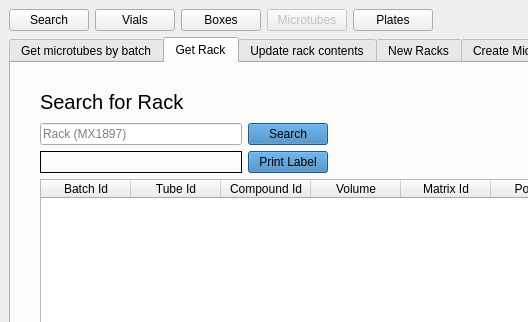
The window that frontend/assets/microtubeswindow.ui (dahlbma/cello) describes before a commit, drawn with Qt 5; both pictures show x 0 to 528 and y 0 to 322 of the 1180 by 810 pixel window.
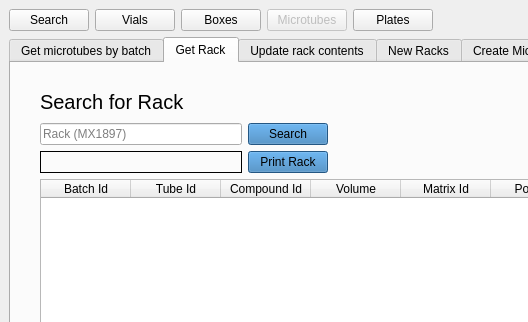
The same window after the commit. The open tabs and pages were chosen to show the change.

Commit message: print rack button and functions

Diff of the .ui file:
```diff
--- a/frontend/assets/microtubeswindow.ui
+++ b/frontend/assets/microtubeswindow.ui
@@ -433,7 +433,7 @@
                  <string notr="true">background-color: rgb(51, 122, 183)</string>
                 </property>
                 <property name="text">
-                 <string>Print Label</string>
+                 <string>Print Rack</string>
                 </property>
                </widget>
               </item>
```
Left out of the diff: 2 changed lines with no effect on the pictures. The commit also changes 2 other files.
